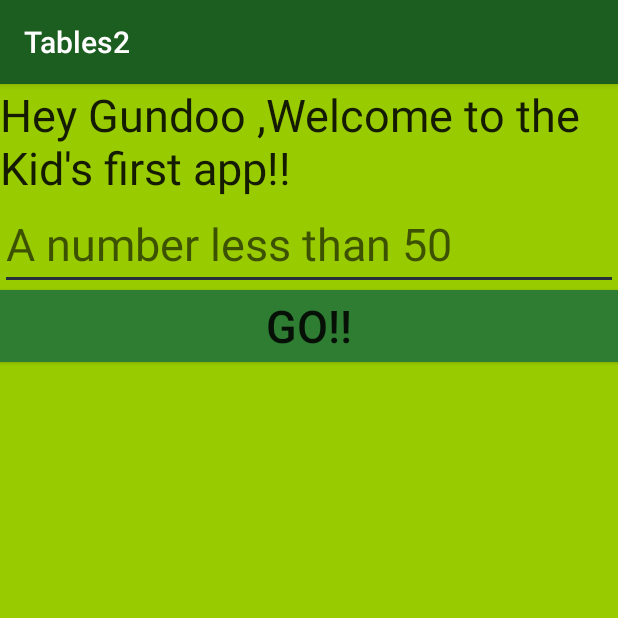
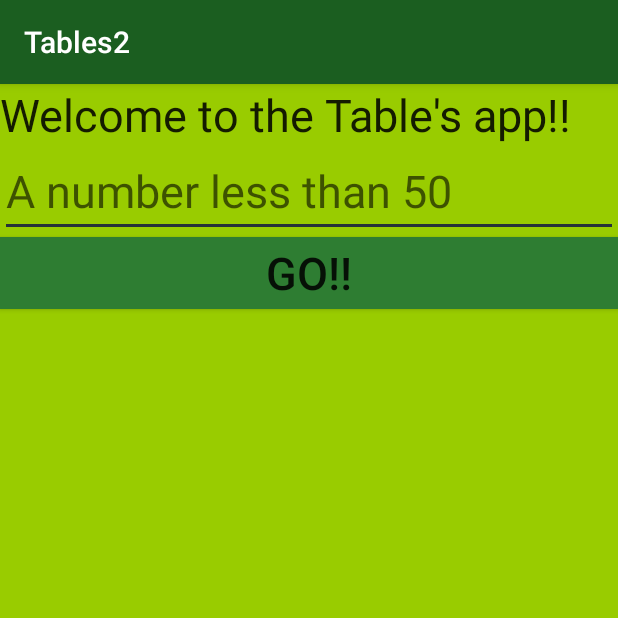
Before and after one commit to SURENDER14/Tables, an Android app: the screen it shows after launch (what_table), after a tap on "GO!!", on a phone screen of 412 x 824 dp, the top half of it. Run offline under Robolectric (Android 15) with nearby library versions, the phone set to English and light mode, and no system bars; 1 statement that could not run was skipped.

```diff
--- a/app/src/main/AndroidManifest.xml
+++ b/app/src/main/AndroidManifest.xml
@@ -11,16 +11,19 @@
         android:theme="@style/AppTheme">
         <activity
             android:name=".MainActivity"
-            android:launchMode="singleTop">
+            android:launchMode="singleTop"
+            android:parentActivityName=".what_table">
 
         </activity>
         <activity
             android:name=".DetailNumber"
             android:label="Detail View"
             android:parentActivityName=".MainActivity" />
+
         <activity
             android:name=".Preference_fragment"
             android:parentActivityName=".MainActivity"></activity>
+
         <activity android:name=".what_table">
             <intent-filter>
                 <action android:name="android.intent.action.MAIN" />
--- a/app/src/main/java/e/sura23/tables2/what_table.java
+++ b/app/src/main/java/e/sura23/tables2/what_table.java
@@ -30,7 +30,7 @@ public class what_table extends AppCompatActivity {
             intent.putExtra (Intent.EXTRA_TEXT, numberMultiplier);
             startActivity (intent);
         } else {
-            String displayToast = " Thappu Papaa. Enter numbers only between 1 and 50 ";
+            String displayToast = "Enter numbers only between 1 and 50";
             Toast.makeText (this, displayToast, Toast.LENGTH_LONG).show ();
         }
     }
--- a/app/src/main/res/values/strings.xml
+++ b/app/src/main/res/values/strings.xml
@@ -6,7 +6,7 @@
     <string name="Shown">Shown</string>
     <string name="pref_key">display_text</string>
     <string name="et_display_string">A number less than 50 </string>
-    <string name="tv_what_table">Hey Gundoo ,Welcome to the Kid\'s first app!! </string>
+    <string name="tv_what_table">Welcome to the Table\'s app!! </string>
     <string name="button">button</string>
     <string name="go">Go!!</string>
 </resources>
```
